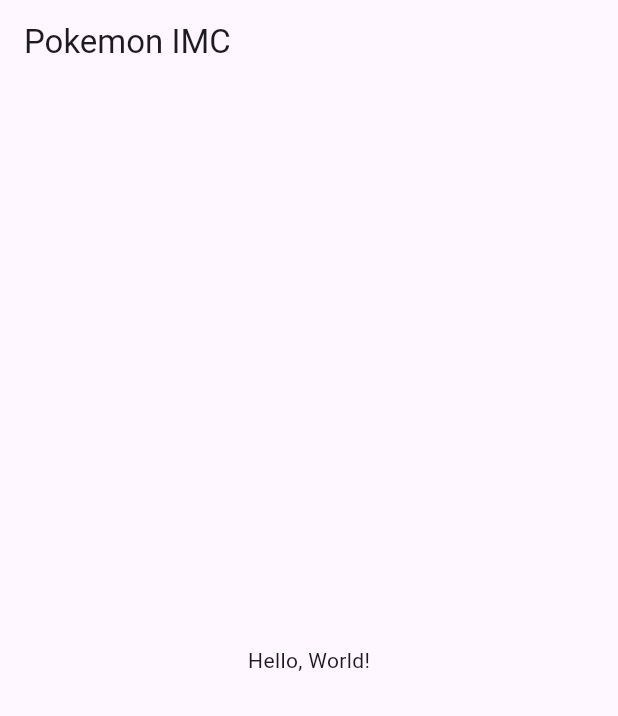
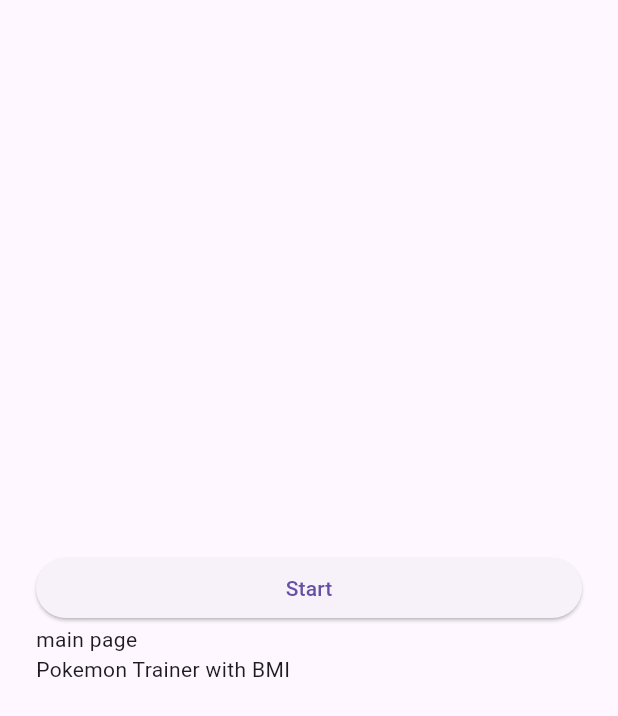
Before and after one commit to chriskwork/pokemon_imc_flutter, a Flutter app: the screen it shows after launch, on a phone screen of 412 x 824 dp. Shown: the top 716 px of the screen. Run offline on Flutter 3.47's test engine with Material 3 defaults, Android fonts, the phone set to English and light mode, and no system bars.

Commit message:
changed format setting

```diff
--- a/lib/screens/home_screen.dart
+++ b/lib/screens/home_screen.dart
@@ -1,4 +1,5 @@
 import 'package:flutter/material.dart';
+import 'package:pokemon_imc_flutter/widgets/custom_button.dart';
 
 class HomeScreen extends StatelessWidget {
   const HomeScreen({super.key});
@@ -8,8 +9,23 @@ class HomeScreen extends StatelessWidget {
     return MaterialApp(
       debugShowCheckedModeBanner: false,
       home: Scaffold(
-        appBar: AppBar(title: const Text('Pokemon IMC')),
-        body: const Center(child: Text('Hello, World!')),
+        body: SafeArea(
+          child: Padding(
+            padding: EdgeInsets.symmetric(horizontal: 24.0),
+            child: Column(
+              mainAxisAlignment: MainAxisAlignment.center,
+              crossAxisAlignment: CrossAxisAlignment.stretch,
+              children: [
+                CustomButton(
+                  text: 'Start',
+                  onPressed: () {},
+                ).build(),
+                Text('main page'),
+                Text('Pokemon Trainer with BMI'),
+              ],
+            ),
+          ),
+        ),
       ),
     );
   }
```
Also changed, not shown: lib/widgets/custom_button.dart (added, +15 -0 lines), pubspec.yaml (+46 -47 lines), pubspec.lock.
